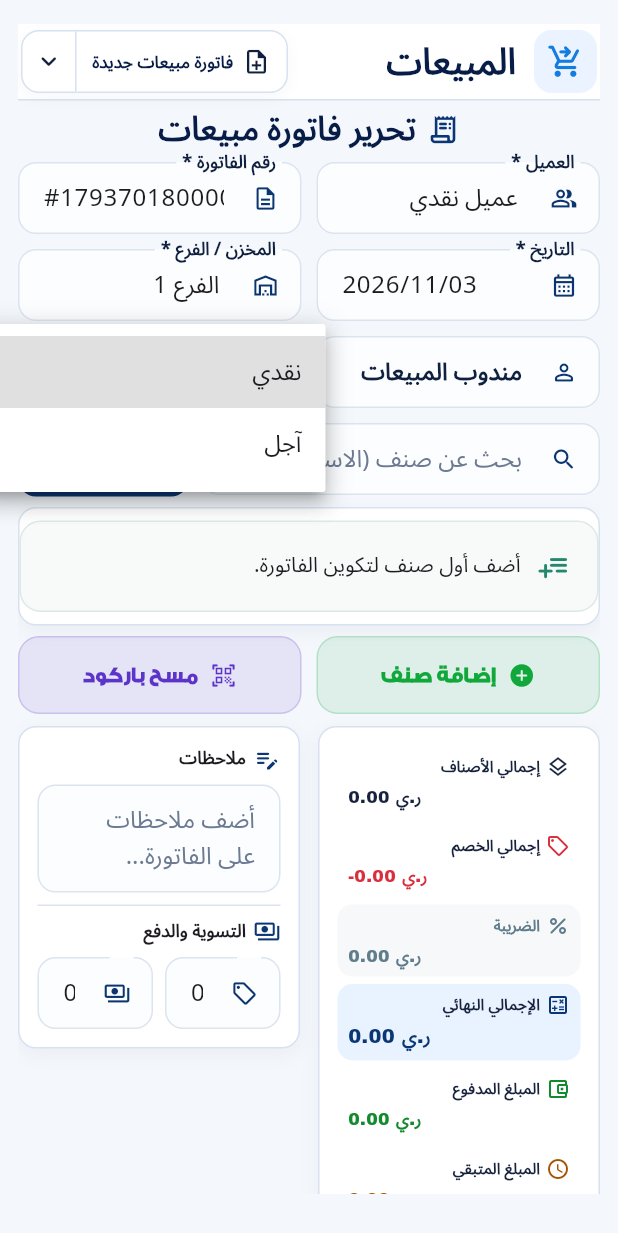
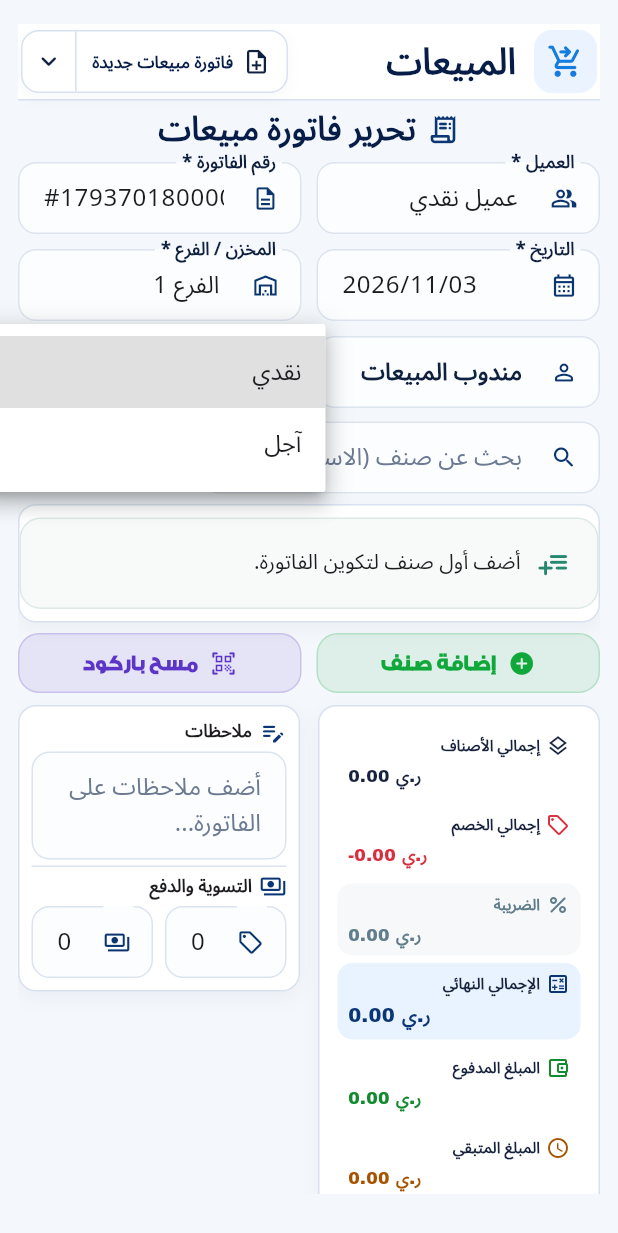
Before and after one commit to aliali0810013-art/ali, a Flutter app: the InvoiceWorkspacePage screen opened directly with empty values, after a tap on "نقدي", on a phone screen of 412 x 824 dp. Shown: the top 1233 px of the screen. Run offline on Flutter 3.47's test engine with Material 3 defaults, Android fonts, the phone set to English and light mode, and no system bars; our stand-ins replace barcode_widget, pdf, printing, shared_preferences; missing offline and left inert: dart:html, file_selector, mobile_scanner, sqlite3; accounts and stored records are empty; network calls fail.

Commit message:
ui: compact sales phone controls to expose reference footer

```diff
--- a/apps/nizami_app/lib/src/features/invoices/presentation/sales_invoice_reference_view.dart
+++ b/apps/nizami_app/lib/src/features/invoices/presentation/sales_invoice_reference_view.dart
@@ -421,8 +421,9 @@ class _SearchStrip extends StatelessWidget {
   @override
   Widget build(BuildContext context) => LayoutBuilder(
         builder: (context, constraints) {
+          final mobile = MediaQuery.sizeOf(context).width < 700;
           final scan = SizedBox(
-            height: 50,
+            height: mobile ? 40 : 50,
             child: FilledButton.icon(
               onPressed: onScanBarcode,
               style: FilledButton.styleFrom(
@@ -543,7 +544,8 @@ class _MoneyRow extends StatelessWidget {
             : const Color(0xFF17233D));
     return LayoutBuilder(
       builder: (context, constraints) {
-        final compact = constraints.maxWidth < 170;
+        final compact =
+            MediaQuery.sizeOf(context).width < 700 || constraints.maxWidth < 170;
         final title = Row(
           mainAxisSize: MainAxisSize.min,
           children: [
@@ -624,7 +626,11 @@ class _DetailsCard extends StatelessWidget {
   final Widget settlementField;
 
   @override
-  Widget build(BuildContext context) => _Panel(
+  Widget build(BuildContext context) {
+    final mobile = MediaQuery.sizeOf(context).width < 700;
+    final gap = mobile ? 4.0 : 8.0;
+    return _Panel(
+      padding: EdgeInsets.all(mobile ? 8 : 12),
       child: Column(
         crossAxisAlignment: CrossAxisAlignment.stretch,
         children: [
@@ -632,20 +638,21 @@ class _DetailsCard extends StatelessWidget {
             icon: Icons.edit_note_rounded,
             label: 'ملاحظات',
           ),
-            const SizedBox(height: 8),
+          SizedBox(height: gap),
           notesField,
-            const SizedBox(height: 8),
+          SizedBox(height: gap),
           const Divider(height: 1),
-            const SizedBox(height: 8),
+          SizedBox(height: gap),
           const _MiniHeading(
             icon: Icons.payments_outlined,
             label: 'التسوية والدفع',
           ),
-            const SizedBox(height: 8),
+          SizedBox(height: gap),
           settlementField,
         ],
       ),
     );
+  }
 }
 
 class _MiniHeading extends StatelessWidget {
@@ -756,8 +763,10 @@ class _FooterButton extends StatelessWidget {
   final VoidCallback? onPressed;
 
   @override
-  Widget build(BuildContext context) => SizedBox(
-        height: 54,
+  Widget build(BuildContext context) {
+    final mobile = MediaQuery.sizeOf(context).width < 700;
+    return SizedBox(
+        height: mobile ? 42 : 54,
         child: FilledButton.icon(
           key: buttonKey,
           onPressed: onPressed,
@@ -783,6 +792,7 @@ class _FooterButton extends StatelessWidget {
         ),
       );
   }
+}
 
 class _SoftAction extends StatelessWidget {
   const _SoftAction({
@@ -800,8 +810,10 @@ class _SoftAction extends StatelessWidget {
   final VoidCallback? onPressed;
 
   @override
-  Widget build(BuildContext context) => SizedBox(
-        height: 52,
+  Widget build(BuildContext context) {
+    final mobile = MediaQuery.sizeOf(context).width < 700;
+    return SizedBox(
+        height: mobile ? 40 : 52,
         child: FilledButton.icon(
           key: buttonKey,
           onPressed: onPressed,
@@ -821,6 +833,7 @@ class _SoftAction extends StatelessWidget {
           ),
         ),
       );
+  }
 }
 
 class _Panel extends StatelessWidget {
```
Lines whose indentation alone changed are shown as unchanged.
